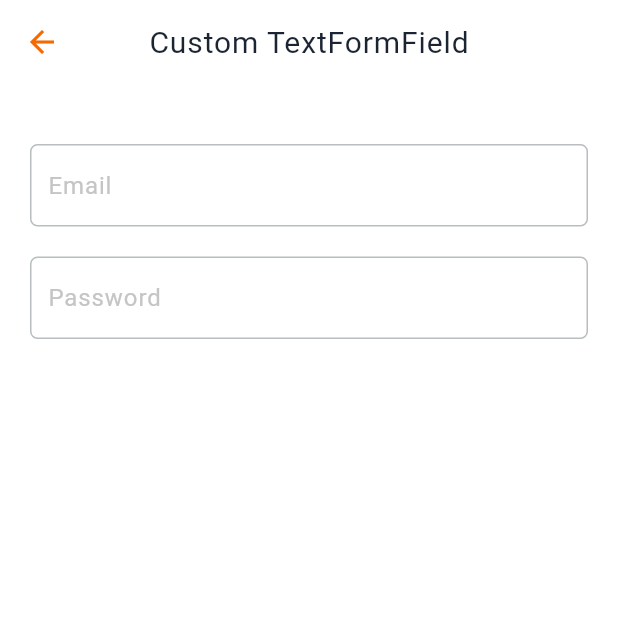
After one commit to montaag/usefulWidgets, a Flutter app: the screen it shows after launch, after a tap on "Custom TextField", on a phone screen of 412 x 824 dp, the top half of it. The commit adds this screen. Run offline on Flutter 3.47's test engine with Material 2 defaults, Android fonts, the phone set to English and light mode, and no system bars; our stand-ins replace intl_phone_number_input, tab_indicator_styler; Roboto replaces fonts that are missing (NunitoSans).

Commit message:
customTextFormField added

```diff
--- a/lib/homepage.dart
+++ b/lib/homepage.dart
@@ -2,6 +2,7 @@ import 'package:flutter/material.dart';
 import 'package:usefull_widgets/config/palette.dart';
 import 'package:usefull_widgets/config/theme.dart';
 import 'package:usefull_widgets/widgets/form_elements/check_box.dart';
+import 'package:usefull_widgets/widgets/form_elements/custom_textfield.dart';
 import 'package:usefull_widgets/widgets/tabbar_view/custom_tabbar.dart';
 
 class HomePage extends StatelessWidget {
@@ -41,6 +42,10 @@ class HomePage extends StatelessWidget {
                   const GridViewItem(
                     name: "Custom Checkbox",
                     widget: CustomCheckbox(),
+                  ),
+                  const GridViewItem(
+                    name: "Custom TextField",
+                    widget: CustomTextFielPage(),
                   ),
                 ],
               ),
--- /dev/null
+++ b/lib/widgets/form_elements/custom_textfield.dart
@@ -0,0 +1,212 @@
+import 'package:flutter/material.dart';
+import 'package:flutter/services.dart';
+import 'package:intl_phone_number_input/intl_phone_number_input.dart';
+import 'package:usefull_widgets/config/palette.dart';
+import 'package:usefull_widgets/config/theme.dart';
+
+class CustomTextField extends StatefulWidget {
+  final String? _initialValue;
+  final String? _placeholder;
+  final bool? _isEnabled;
+  final bool? _autofocus;
+  final Function(String value)? _onChanged;
+  final Function(String value)? _onFieldSubmitted;
+  final FormFieldValidator<String>? _validator;
+  final List<TextInputFormatter>? _inputFormatters;
+  final Iterable<String>? _autofillHints;
+  final TextEditingController? _controller;
+  final FocusNode? _focusNode;
+  final TextInputType? _keyboardType;
+  final TextInputAction? _textInputAction;
+  final int? _maxLength;
+  final int? _maxLines;
+  final Widget? _prefix;
+  final Widget? _suffix;
+  final String? _hintText;
+  final EdgeInsetsGeometry? _margin;
+  final EdgeInsetsGeometry? _padding;
+  final EdgeInsetsGeometry? _contentPadding;
+  final BorderRadiusGeometry? _borderRadius;
+  final bool? _obsecureText;
+
+  const CustomTextField({
+    Key? key,
+    Function(String value)? onChanged,
+    Function(String value)? onFieldSubmitted,
+    String? initialValue,
+    String? placeholder,
+    bool? isEnabled = true,
+    bool? autofocus = false,
+    FormFieldValidator<String>? validator,
+    List<TextInputFormatter>? inputFormatters,
+    Iterable<String>? autofillHints,
+    TextEditingController? controller,
+    FocusNode? focusNode,
+    TextInputType keyboardType = TextInputType.name,
+    TextInputAction textInputAction = TextInputAction.next,
+    int? maxLength,
+    int? maxLines,
+    Widget? prefix,
+    Widget? suffix,
+    EdgeInsetsGeometry margin = const EdgeInsets.symmetric(vertical: 5.0),
+    EdgeInsetsGeometry padding = EdgeInsets.zero,
+    EdgeInsetsGeometry contentPadding = const EdgeInsets.fromLTRB(12, 18, 12, 18),
+    BorderRadiusGeometry borderRadius = const BorderRadius.all(Radius.circular(5)),
+    String? hintText,
+    bool? obsecureText,
+  })  : _initialValue = initialValue,
+        _placeholder = placeholder,
+        _isEnabled = isEnabled,
+        _autofocus = autofocus,
+        _onChanged = onChanged,
+        _onFieldSubmitted = onFieldSubmitted,
+        _validator = validator,
+        _prefix = prefix,
+        _suffix = suffix,
+        _inputFormatters = inputFormatters,
+        _autofillHints = autofillHints,
+        _controller = controller,
+        _focusNode = focusNode,
+        _keyboardType = keyboardType,
+        _textInputAction = textInputAction,
+        _maxLength = maxLength,
+        _maxLines = maxLines,
+        _margin = margin,
+        _padding = padding,
+        _contentPadding = contentPadding,
+        _borderRadius = borderRadius,
+        _hintText = hintText,
+        _obsecureText = obsecureText,
+        assert(onChanged != null || controller != null),
+        super(key: key);
+
+  @override
+  _CustomTextFieldState createState() => _CustomTextFieldState();
+}
+
+class _CustomTextFieldState extends State<CustomTextField> {
+  @override
+  Widget build(BuildContext context) {
+    return TextFormField(
+      obscureText: widget._obsecureText ?? false,
+      controller: widget._controller,
+      focusNode: widget._focusNode,
+      initialValue: widget._initialValue,
+      enabled: widget._isEnabled,
+      onFieldSubmitted: widget._onFieldSubmitted,
+      onChanged: widget._onChanged,
+      autofillHints: widget._autofillHints,
+      autofocus: widget._autofocus!,
+      validator: widget._validator,
+      inputFormatters: widget._inputFormatters,
+      keyboardType: widget._keyboardType,
+      textInputAction: widget._textInputAction,
+      maxLength: widget._maxLength,
+      maxLines: widget._obsecureText == true ? 1 : widget._maxLines,
+      autovalidateMode: AutovalidateMode.onUserInteraction,
+      style: CustomTheme.subtitle(context),
+      decoration: InputDecoration(
+        hintText: widget._hintText,
+        hintStyle: CustomTheme.subtitle(context, color: Palette.hintTextColor),
+        contentPadding: widget._contentPadding,
+        alignLabelWithHint: true,
+        labelText: widget._placeholder,
+        labelStyle: CustomTheme.body(context, fontWeight: FontWeight.w600, color: Palette.hintTextColor),
+        prefixIcon: widget._prefix == null
+            ? null
+            : Padding(
+                padding: const EdgeInsets.symmetric(horizontal: 12.0),
+                child: widget._prefix,
+              ),
+        suffixIcon: widget._suffix == null
+            ? null
+            : Padding(
+                padding: const EdgeInsets.symmetric(horizontal: 12.0),
+                child: widget._suffix,
+              ),
+        floatingLabelBehavior: FloatingLabelBehavior.never,
+        border: OutlineInputBorder(
+          borderRadius: BorderRadius.circular(5),
+          borderSide: const BorderSide(color: Palette.lightGrey),
+        ),
+        enabledBorder: OutlineInputBorder(
+          borderRadius: BorderRadius.circular(5),
+          borderSide: const BorderSide(color: Palette.lightGrey),
+          gapPadding: 10,
+        ),
+        focusedBorder: OutlineInputBorder(
+          borderRadius: BorderRadius.circular(5),
+          borderSide: const BorderSide(color: Palette.lightGrey),
+          gapPadding: 10,
+        ),
+      ),
+    );
+  }
+}
+
+class CustomTextFielPage extends StatelessWidget {
+  const CustomTextFielPage({Key? key}) : super(key: key);
+
+  @override
+  Widget build(BuildContext context) {
+    final TextEditingController _emailController = TextEditingController();
+    final TextEditingController _phoneNumberController = TextEditingController();
+    final TextEditingController _passwordController = TextEditingController();
+
+    return Scaffold(
+      appBar: AppBar(
+        elevation: 0,
+        title: Text(
+          "Custom TextFormField",
+          style: CustomTheme.title(context),
+        ),
+        centerTitle: true,
+      ),
+      body: Column(
+        children: [
+          const SizedBox(
+            height: 40,
+          ),
+          Padding(
+            padding: const EdgeInsets.symmetric(horizontal: 20),
+            child: CustomTextField(
+              controller: _emailController,
+              autofillHints: const [AutofillHints.email],
+              keyboardType: TextInputType.emailAddress,
+              hintText: "Email",
+              validator: (String? value) {
+                if (value!.isEmpty) {
+                  return "Email boş bırakılamaz";
+                } else if (!RegExp(
+                  r"[a-z0-9!#$%&'*+/=?^_`{|}~-]+(?:\.[a-z0-9!#$%&'*+/=?^_`{|}~-]+)*@(?:[a-z0-9](?:[a-z0-9-]*[a-z0-9])?\.)+[a-z0-9](?:[a-z0-9-]*[a-z0-9])?",
+                ).hasMatch(value)) {
+                  return 'Lütfen geçerli bir email giriniz';
+                }
+
+                return null;
+              },
+            ),
+          ),
+          const SizedBox(height: 20),
+          Padding(
+            padding: const EdgeInsets.symmetric(horizontal: 20),
+            child: CustomTextField(
+              controller: _passwordController,
+              obsecureText: true,
+              autofillHints: const [AutofillHints.newPassword],
+              keyboardType: TextInputType.emailAddress,
+              hintText: "Password",
+              validator: (val) {
+                if (val!.length < 6 || val.isEmpty) {
+                  return "Şifre 6 haneden fazla olmalı";
+                }
+
+                return null;
+              },
+            ),
+          ),
+        ],
+      ),
+    );
+  }
+}
--- /dev/null
+++ b/lib/widgets/form_elements/international_phone_field.dart
@@ -0,0 +1,52 @@
+import 'package:flutter/material.dart';
+import 'package:intl_phone_number_input/intl_phone_number_input.dart';
+import 'package:usefull_widgets/config/palette.dart';
+import 'package:usefull_widgets/config/theme.dart';
+
+class PhoneField extends StatelessWidget {
+  const PhoneField({Key? key}) : super(key: key);
+
+  @override
+  Widget build(BuildContext context) {
+    final TextEditingController _phoneNumberController = TextEditingController();
+
+    return Padding(
+      padding: const EdgeInsets.symmetric(horizontal: 20),
+      child: InternationalPhoneNumberInput(
+        countries: const ["US"],
+        textStyle: const TextStyle(color: Palette.primaryTextColor),
+        selectorConfig: const SelectorConfig(
+          selectorType: PhoneInputSelectorType.BOTTOM_SHEET,
+          setSelectorButtonAsPrefixIcon: true,
+          leadingPadding: 20,
+        ),
+        selectorTextStyle: CustomTheme.subtitle(context, color: Palette.hintTextColor),
+        inputDecoration: InputDecoration(
+          enabledBorder: OutlineInputBorder(
+            borderRadius: BorderRadius.circular(5),
+            borderSide: const BorderSide(color: Palette.lightGrey),
+          ),
+          focusedBorder: OutlineInputBorder(
+            borderRadius: BorderRadius.circular(5),
+            borderSide: const BorderSide(color: Palette.lightGrey),
+          ),
+          border: OutlineInputBorder(
+            borderRadius: BorderRadius.circular(5),
+            borderSide: const BorderSide(color: Palette.lightGrey),
+          ),
+          floatingLabelBehavior: FloatingLabelBehavior.always,
+
+          // filled: true,
+          // fillColor: const Color.fromRGBO(246, 246, 246, 1),
+          hintStyle: CustomTheme.subtitle(context, color: Palette.hintTextColor),
+          hintText: "Phone",
+
+          contentPadding: const EdgeInsets.fromLTRB(12, 20, 12, 20),
+        ),
+        textFieldController: _phoneNumberController,
+        initialValue: PhoneNumber(isoCode: 'TR'),
+        onInputChanged: (PhoneNumber number) {},
+      ),
+    );
+  }
+}
--- a/pubspec.yaml
+++ b/pubspec.yaml
@@ -30,6 +30,8 @@ dependencies:
   flutter:
     sdk: flutter
   tab_indicator_styler: ^2.0.0
+  intl_phone_number_input: ^0.7.0+2
+
 
 
   # The following adds the Cupertino Icons font to your application.
```
Also changed, not shown: pubspec.lock, 3 other files.
